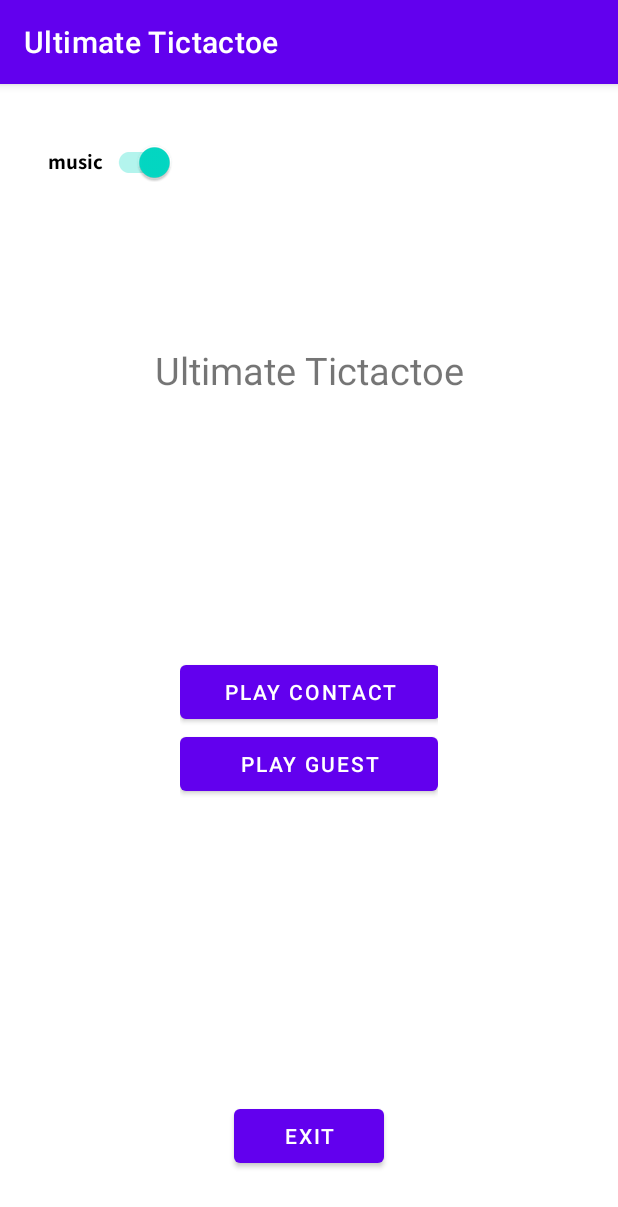
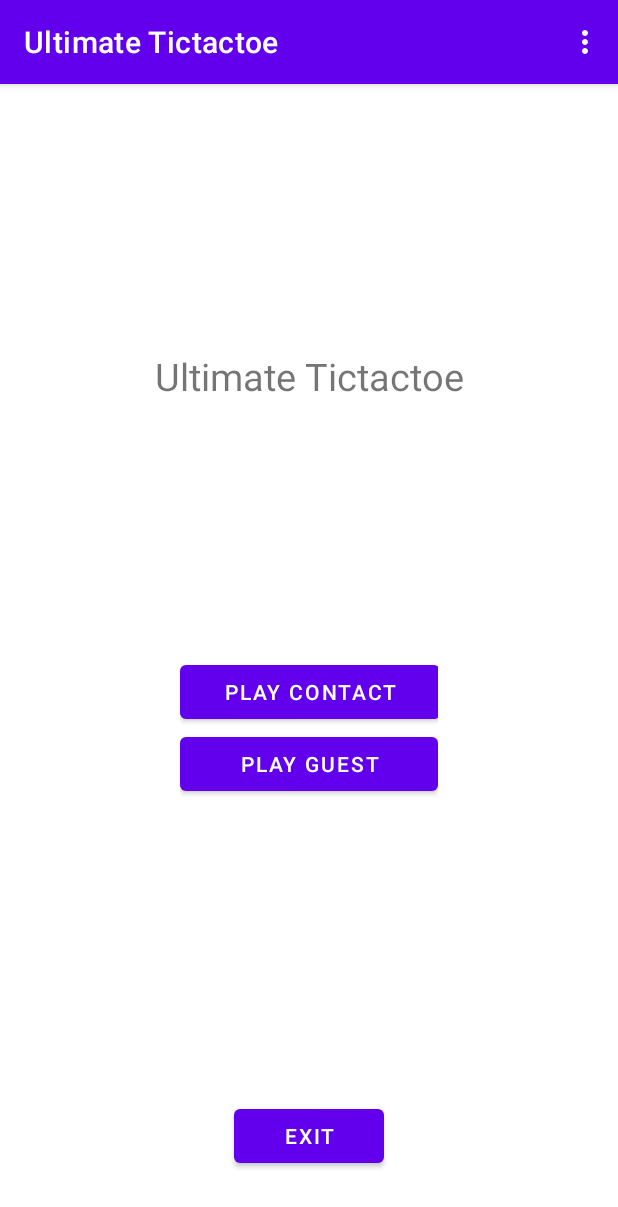
Before and after one commit to TapChap/UltimateTictactoe, an Android app: the MenuActivity screen opened directly, with no data from a screen before it, on a phone screen of 412 x 824 dp. Shown: the top 1207 px of the screen. Run offline under Robolectric (Android 15) with nearby library versions, the light colour scheme and no system bars; 1 statement that could not run was skipped.

Commit message:
did contacts and dataabase and music and menu

```diff
--- a/app/src/main/java/com/example/ultimatetictactoe20/MenuActivity.java
+++ b/app/src/main/java/com/example/ultimatetictactoe20/MenuActivity.java
@@ -13,22 +13,25 @@ import android.os.Handler;
 import android.os.IBinder;
 import android.provider.ContactsContract;
 import android.util.Log;
+import android.view.Menu;
+import android.view.MenuItem;
 import android.view.View;
 import android.widget.Button;
 
 import androidx.activity.result.ActivityResultLauncher;
 import androidx.activity.result.contract.ActivityResultContracts;
+import androidx.annotation.NonNull;
 import androidx.annotation.Nullable;
 import androidx.appcompat.app.AppCompatActivity;
 import androidx.appcompat.widget.SwitchCompat;
 
+import com.example.ultimatetictactoe20.Music.MusicListActivity;
 import com.example.ultimatetictactoe20.Music.MusicService;
 
 import java.util.concurrent.atomic.AtomicReference;
 
 public class MenuActivity extends AppCompatActivity implements View.OnClickListener {
 
-    private SwitchCompat musicSwitch;
     public static MusicService musicService;
     private Intent playIntent;
     public static boolean isPlaying;
@@ -53,9 +56,6 @@ public class MenuActivity extends AppCompatActivity implements View.OnClickListe
         exitButton.setOnClickListener(this);
 
         // music
-        musicSwitch = findViewById(R.id.musicSwtch);
-        musicSwitch.setOnClickListener(this);
-
         musicService = new MusicService();
         isPlaying = false;
 
@@ -68,7 +68,7 @@ public class MenuActivity extends AppCompatActivity implements View.OnClickListe
         // contacts
         initContact();
 
-        new Handler().postDelayed(()-> musicService.pause(), 1000L);
+//        new Handler().postDelayed(()-> musicService.pause(), 1000L);
     }
 
     private void initContact(){
@@ -108,6 +108,13 @@ public class MenuActivity extends AppCompatActivity implements View.OnClickListe
 
     private static final int CONTACT_PICK_REQUEST_CODE = 1001; // You can use any unique integer value
 
+    private void stopMusic(){
+        if (!isPlaying) return;
+        stopService(playIntent);
+        MusicService.stopPlayMusic();
+        isPlaying = false;
+    }
+
     @Override
     public void onClick(View view) {
         int id = view.getId();
@@ -132,21 +139,8 @@ public class MenuActivity extends AppCompatActivity implements View.OnClickListe
 //        }
 
         if (view.getId() == R.id.MENUexitBtn) {
-            stopService(playIntent);
-            MusicService.stopPlayMusic();
-            isPlaying = false;
+            stopMusic();
             finishAffinity();
-        }
-
-        if (view.getId() == R.id.musicSwtch) {
-            if (!musicSwitch.isChecked()) {
-                musicService.pause();
-                musicSwitch.setChecked(false);
-            } else {
-                musicService.resume();
-                musicSwitch.setChecked(true);
-            }
-            MenuActivity.isPlaying = !MenuActivity.isPlaying;
         }
     }
 
@@ -175,4 +169,21 @@ public class MenuActivity extends AppCompatActivity implements View.OnClickListe
             }
         }
     }
+
+    @Override
+    public boolean onCreateOptionsMenu(Menu menu) {
+        getMenuInflater().inflate(R.menu.music_menu, menu);
+        return true;
+    }
+
+    @Override
+    public boolean onOptionsItemSelected(@NonNull MenuItem item) {
+        super.onOptionsItemSelected(item);
+
+        if (item.getItemId() == R.id.turnOffMusicBtth) stopMusic();
+        if (item.getItemId() == R.id.changeMusicBttn) startActivity(new Intent(this, MusicListActivity.class));
+        if (item.getItemId() == R.id.eraseMemoryBttn) this.deleteDatabase("memory_db.db");
+
+        return true;
+    }
 }
--- a/app/src/main/res/layout/activity_game.xml
+++ b/app/src/main/res/layout/activity_game.xml
@@ -1551,7 +1551,7 @@
             android:layout_height="wrap_content"
             android:layout_toEndOf="@+id/turnDisplay"
             android:layout_centerVertical="true"
-            android:layout_centerHorizontal="true"
+            android:layout_marginStart="15dp"
             android:text="Won!"
             android:textSize="40sp"
             android:textColor="#000000"
--- a/app/src/main/res/layout/activity_menu.xml
+++ b/app/src/main/res/layout/activity_menu.xml
@@ -50,17 +50,7 @@
         app:layout_constraintBottom_toTopOf="@+id/linearLayout"
         app:layout_constraintEnd_toEndOf="parent"
         app:layout_constraintStart_toStartOf="parent"
-        app:layout_constraintTop_toTopOf="parent" />
+        app:layout_constraintTop_toTopOf="parent"
+        app:layout_constraintVertical_bias="0.511" />
 
-    <androidx.appcompat.widget.SwitchCompat
-        android:id="@+id/musicSwtch"
-        android:layout_width="wrap_content"
-        android:layout_height="wrap_content"
-        android:layout_marginStart="32dp"
-        android:layout_marginTop="28dp"
-        android:checked="true"
-        android:fontFamily="@font/assistant_bold"
-        android:text="music"
-        app:layout_constraintStart_toStartOf="parent"
-        app:layout_constraintTop_toTopOf="parent" />
 </androidx.constraintlayout.widget.ConstraintLayout>
--- /dev/null
+++ b/app/src/main/res/menu/music_menu.xml
@@ -0,0 +1,19 @@
+<?xml version="1.0" encoding="utf-8"?>
+<menu xmlns:app="http://schemas.android.com/apk/res-auto"
+    xmlns:android="http://schemas.android.com/apk/res/android">
+
+    <item
+        android:id="@+id/turnOffMusicBtth"
+        android:title="turn off music"
+        />
+
+    <item
+        android:id="@+id/changeMusicBttn"
+        android:title="change music"
+        />
+
+    <item
+        android:id="@+id/eraseMemoryBttn"
+        android:title="erase memory"
+        />
+</menu>
```
Also changed, not shown: app/src/main/AndroidManifest.xml (+11 -2 lines), app/src/main/java/com/example/ultimatetictactoe20/Database.java (added, +86 -0 lines), app/src/main/java/com/example/ultimatetictactoe20/DatabaseHelper.java (deleted, +0 -63 lines), app/src/main/java/com/example/ultimatetictactoe20/GameActivity.java (+52 -32 lines), app/src/main/java/com/example/ultimatetictactoe20/LowBatteryReceiver.java (added, +32 -0 lines), app/src/main/java/com/example/ultimatetictactoe20/Music/MusicListActivity.java (+10 -12 lines), app/src/main/res/layout/activity_music_list.xml (+2 -5 lines), app/src/main/res/layout/switch_item.xml (added, +11 -0 lines).
